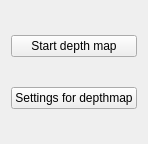
Old version of the form pluginCalibrationAndDepth/widgetdepthmap.ui in the repository oAlexandro/cvStereoPair.
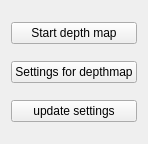
New version of the form.

```diff
--- a/pluginCalibrationAndDepth/widgetdepthmap.ui
+++ b/pluginCalibrationAndDepth/widgetdepthmap.ui
@@ -28,6 +28,13 @@
      </property>
     </widget>
    </item>
+   <item>
+    <widget class="QPushButton" name="b_updateSet">
+     <property name="text">
+      <string>update settings</string>
+     </property>
+    </widget>
+   </item>
   </layout>
  </widget>
  <resources/>
```
